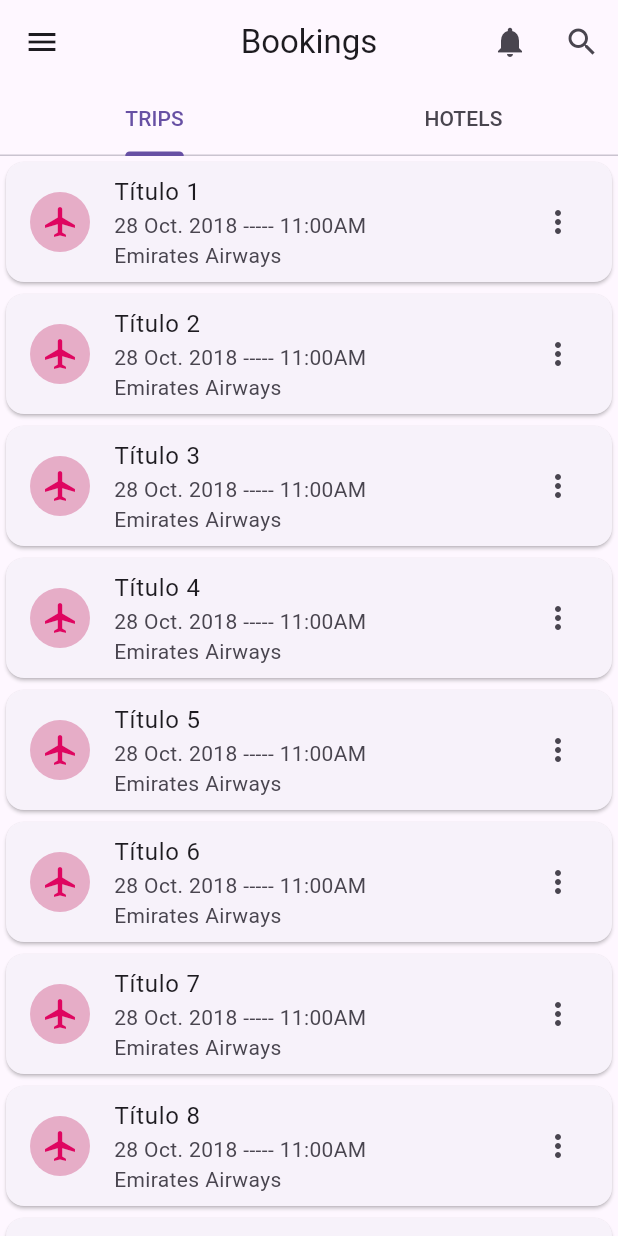
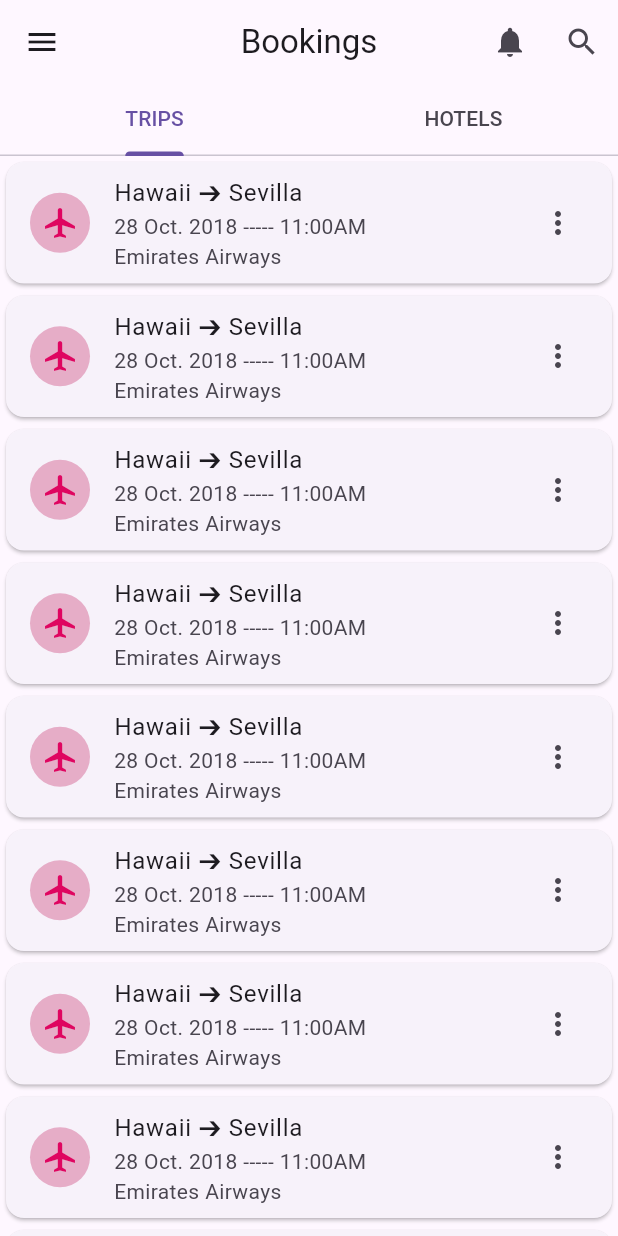
Before and after one commit to Hhurtadoabcx/flutter-practices, a Flutter app: the screen it shows after launch, on a phone screen of 412 x 824 dp. Run offline on Flutter 3.47's test engine with Material 2 defaults, Android fonts, the phone set to English and light mode, and no system bars.

Commit message:
Titulos random

```diff
--- a/lib/main.dart
+++ b/lib/main.dart
@@ -1,4 +1,5 @@
 import 'package:flutter/material.dart';
+import 'dart:math';
 
 void main() {
   runApp(const MyApp());
@@ -31,6 +32,18 @@ class MyHomePage extends StatefulWidget {
 }
 
 class _MyHomePageState extends State<MyHomePage> {
+  final List<String> titulosPredefinidos = [
+    'Hawaii ➔ Sevilla',
+    'Sevilla ➔ Monaco',
+    'Geneva ➔ Mexico City',
+    'Atlanta ➔ Marrakech'
+  ];
+
+  String seleccionarTituloAleatorio() {
+    Random random = Random();
+    return titulosPredefinidos[random.nextInt(titulosPredefinidos.length)];
+  }//Esto ea para que los titulos sean random, esto mismo voy hacer para los iconos
+
   List<Widget> _buildCardList(int count) {
     List<Widget> cards = [];
 
@@ -42,7 +55,7 @@ class _MyHomePageState extends State<MyHomePage> {
               backgroundColor: Color.fromARGB(115, 209, 88, 138),
               child: Icon(Icons.airplanemode_active, color: Color.fromARGB(255, 223, 5, 96)),
             ),
-            title: Text('Título $i'),
+            title: Text(seleccionarTituloAleatorio()),
             subtitle: Column(
               crossAxisAlignment: CrossAxisAlignment.start,
               children: [
@@ -67,19 +80,16 @@ class _MyHomePageState extends State<MyHomePage> {
             title: Text(widget.title),
             leading: IconButton(
               icon: Icon(Icons.menu),
-              onPressed: () {
-              },
+              onPressed: () {},
             ),
             actions: [
               IconButton(
                 icon: Icon(Icons.notifications),
-                onPressed: () {
-                },
+                onPressed: () {},
               ),
               IconButton(
                 icon: Icon(Icons.search),
-                onPressed: () {
-                },
+                onPressed: () {},
               ),
             ],
             centerTitle: true,
```
